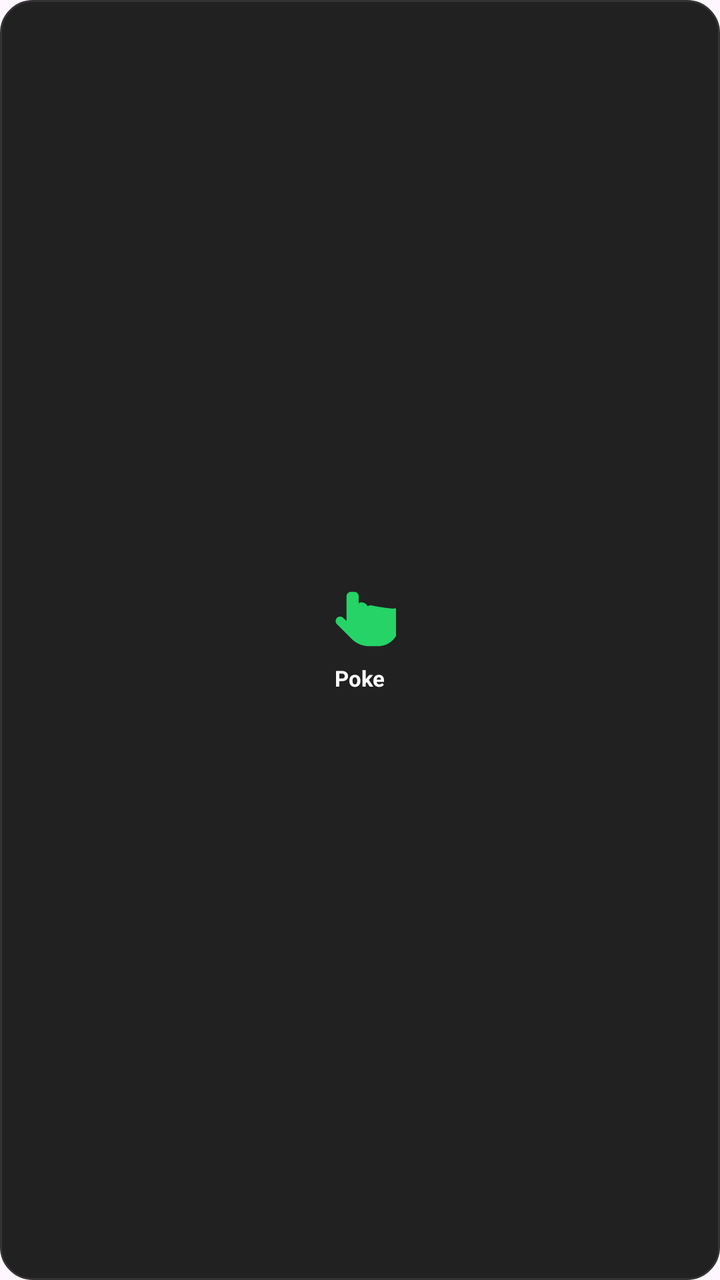
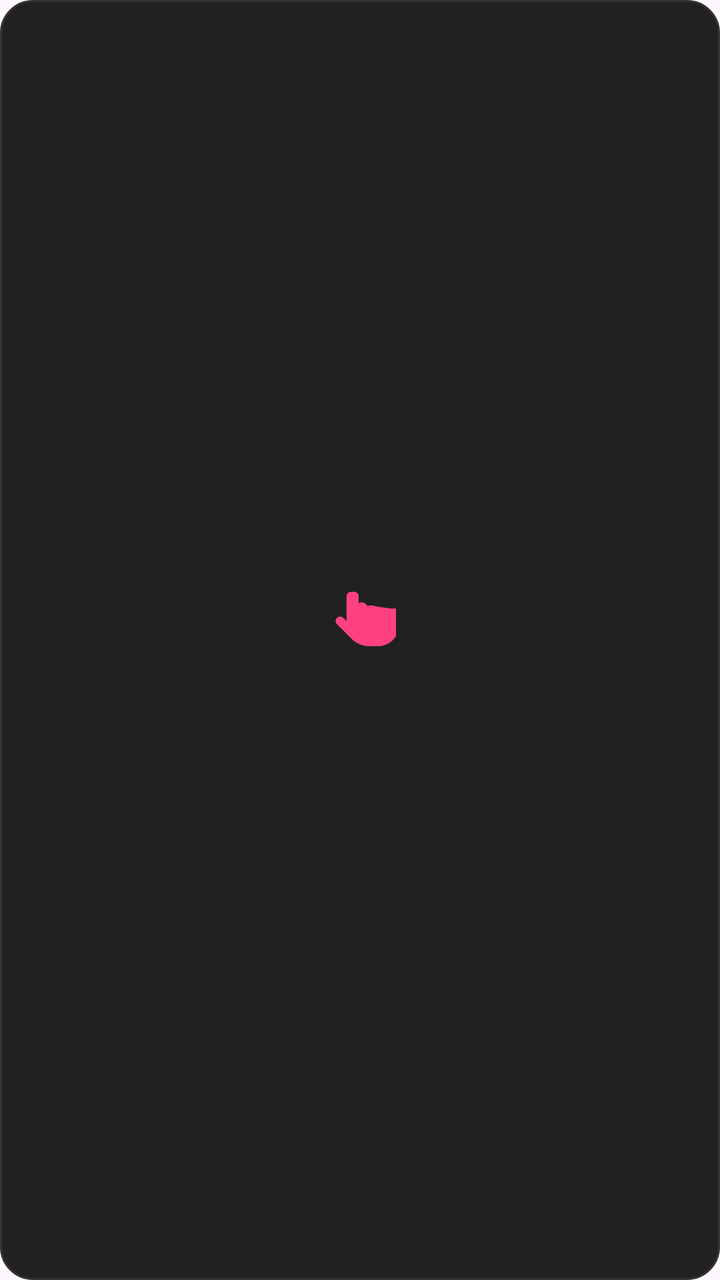

Two renders of the same Android screen: before a commit and after it. Below are the layout's source before the change and the commit's diff.
<!-- AndroidManifest.xml: application theme Theme.ProjectCecily -->
<!-- res/layout/widget_poke.xml -->
<?xml version="1.0" encoding="utf-8"?>
<LinearLayout xmlns:android="http://schemas.android.com/apk/res/android"
    xmlns:app="http://schemas.android.com/apk/res-auto"
    android:id="@+id/widget_poke_root"
    android:layout_width="match_parent"
    android:layout_height="match_parent"
    android:background="@drawable/widget_background"
    android:gravity="center"
    android:orientation="vertical"
    android:padding="8dp">

    <ImageView
        android:id="@+id/ivPokeHand"
        android:layout_width="36dp"
        android:layout_height="36dp"
        android:contentDescription="Poke Partner"
        android:src="@drawable/ic_poke_hand" />

    <TextView
        android:id="@+id/tvPokeText"
        android:layout_width="wrap_content"
        android:layout_height="wrap_content"
        android:layout_marginTop="2dp"
        android:text="Poke"
        android:textColor="#FFFFFF"
        android:textSize="11sp"
        android:textStyle="bold" />

</LinearLayout>
<!-- resources referenced by this layout -->
<resources>
  <!-- drawable ic_poke_hand (drawable) -->
  <?xml version="1.0" encoding="utf-8"?>
  <vector xmlns:android="http://schemas.android.com/apk/res/android"
      android:width="48dp"
      android:height="48dp"
      android:viewportWidth="24"
      android:viewportHeight="24">
      <path
          android:fillColor="#25D366"
          android:pathData="M9,1.5c-0.83,0 -1.5,0.67 -1.5,1.5v8.27l-1.09,-1.09c-0.58,-0.58 -1.52,-0.58 -2.1,0c-0.59,0.59 -0.59,1.54 0,2.12l4.89,4.89c1.56,1.56 3.68,2.44 5.89,2.44h2.91c3.87,0 7,-3.13 7,-7V8.5c0,-0.83 -0.67,-1.5 -1.5,-1.5c-0.19,0 -0.37,0.04 -0.53,0.11C16.82,6.44 16.19,6 15.5,6c-0.34,0 -0.65,0.11 -0.91,0.31C14.12,5.52 13.36,5 12.5,5c-0.34,0 -0.66,0.11 -0.92,0.31V3c0,-0.83 -0.67,-1.5 -1.58,-1.5z" />
  </vector>
  <!-- drawable widget_background (drawable) -->
  <?xml version="1.0" encoding="utf-8"?>
  <shape xmlns:android="http://schemas.android.com/apk/res/android">
      <solid android:color="#212121" />
      <corners android:radius="16dp" />
      <stroke android:width="1dp" android:color="#333333" />
  </shape>
  <style name="Theme.ProjectCecily" parent="Base.Theme.ProjectCecily" />
  <style name="Base.Theme.ProjectCecily" parent="Theme.Material3.DayNight.NoActionBar">
          
          <item name="colorPrimary">@color/nav_selected</item>
          <item name="windowActionBar">false</item>
          <item name="windowNoTitle">true</item>
  
          
          <item name="colorOnSecondaryContainer">@color/nav_selected</item>
      </style>
  <color name="nav_selected">#007AFF</color>
</resources>

<!-- the commit's change to res/layout/widget_poke.xml (unified diff, before → after) -->
@@ -14,7 +14,8 @@
         android:layout_width="36dp"
         android:layout_height="36dp"
         android:contentDescription="Poke Partner"
-        android:src="@drawable/ic_poke_hand" />
+        android:src="@drawable/ic_poke_hand"
+        app:tint="#FF4081" />
 
     <TextView
         android:id="@+id/tvPokeText"
@@ -22,7 +23,7 @@
         android:layout_height="wrap_content"
         android:layout_marginTop="2dp"
         android:text="Poke"
-        android:textColor="#FFFFFF"
+        android:textColor="@color/widget_text_color"
         android:textSize="11sp"
         android:textStyle="bold" />
 
<!-- resource entries referenced after the edit -->
@@ -1,5 +1,6 @@
 <!-- resources referenced by this layout -->
 <resources>
+  <color name="widget_text_color">#212121</color>
   <!-- drawable ic_poke_hand (drawable) -->
   <?xml version="1.0" encoding="utf-8"?>
   <vector xmlns:android="http://schemas.android.com/apk/res/android"
